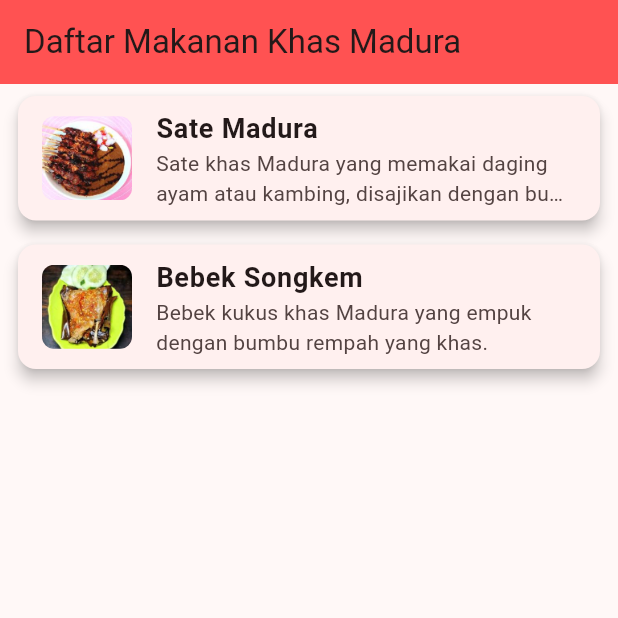
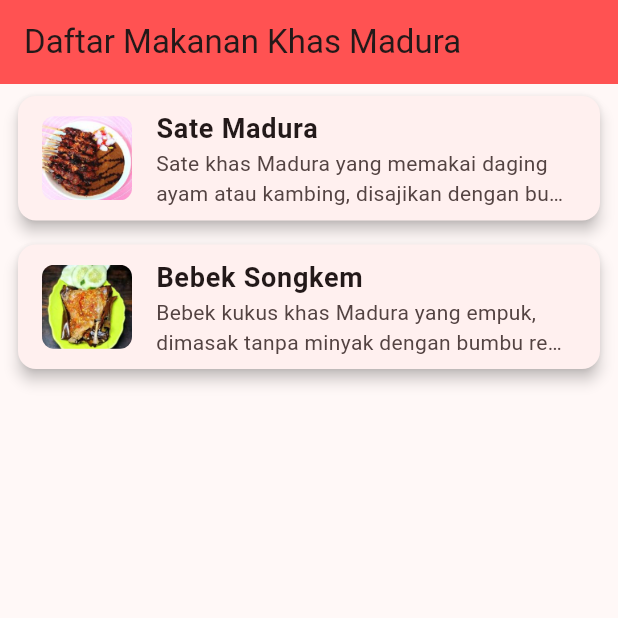
Before and after one commit to Yofaa123/Project-Flutter, a Flutter app: the screen it shows after launch, item 3 of the bottom bar chosen, on a phone screen of 412 x 824 dp, the top half of it. Run offline on Flutter 3.47's test engine with Material 3 defaults, Android fonts, the light colour scheme and no system bars; our stand-ins replace share_plus.

Commit message:
menambahkan data makanan

```diff
--- a/lib/data/makanan_data.dart
+++ b/lib/data/makanan_data.dart
@@ -30,17 +30,39 @@ final List<Makanan> daftarMakanan = [
         'Sajikan panas dengan lontong atau nasi, tambahan irisan bawang merah dan jeruk nipis.',
   ),
 
-  // contoh item lain (isi resep nanti)
   Makanan(
     nama: 'Bebek Songkem',
     deskripsi:
-        'Bebek kukus khas Madura yang empuk dengan bumbu rempah yang khas.',
+        'Bebek kukus khas Madura yang empuk, dimasak tanpa minyak dengan bumbu rempah kuat sehingga menghasilkan rasa gurih dan aromatik.',
     gambar: 'bebek.jpeg',
-    bahan: ['...'],
-    bumbu: ['...'],
-    langkah: ['...'],
-    saranPenyajian: 'Sajikan dengan sambal dan lalapan.',
+    bahan: [
+      '1 ekor bebek ukuran sedang',
+      '2 batang serai (memarkan)',
+      '3 lembar daun salam',
+      '5 lembar daun jeruk',
+      '1 buah jeruk nipis (ambil airnya)',
+      'Garam secukupnya',
+      'Daun pisang untuk membungkus',
+    ],
+    bumbu: [
+      '8 siung bawang merah',
+      '6 siung bawang putih',
+      '1 sdm ketumbar',
+      '1 ruas jahe',
+      '1 ruas kunyit',
+      '1 ruas lengkuas',
+      '1 sdt merica',
+      'Garam secukupnya',
+    ],
+    langkah: [
+      'Bersihkan bebek, lumuri dengan air jeruk nipis dan garam, lalu diamkan 15 menit.',
+      'Haluskan semua bumbu lalu tumis tanpa minyak sebentar agar harum.',
+      'Lumuri bebek dengan bumbu hingga merata, masukkan daun salam, daun jeruk, dan serai.',
+      'Bungkus bebek dengan daun pisang hingga rapat.',
+      'Kukus bebek selama 1,5-2 jam hingga empuk dan bumbu meresap.',
+      'Angkat dan siap disajikan.',
+    ],
+    saranPenyajian:
+        'Sajikan hangat dengan sambal terasi, nasi putih, dan lalapan segar.',
   ),
-
-  // Tambahkan entri lain sesuai daftarmu...
 ];
--- a/lib/models/makanan_model.dart
+++ b/lib/models/makanan_model.dart
@@ -1,7 +1,7 @@
 class Makanan {
   final String nama;
   final String deskripsi;
-  final String gambar; // nama file di assets/images/
+  final String gambar;
   final List<String> bahan;
   final List<String> bumbu;
   final List<String> langkah;
--- a/lib/pages/daftar_makanan_page.dart
+++ b/lib/pages/daftar_makanan_page.dart
@@ -60,7 +60,7 @@ class DaftarMakananPage extends StatelessWidget {
       pageBuilder: (context, animation, secondaryAnimation) =>
           DetailMakananPage(makanan: makanan),
       transitionsBuilder: (context, animation, secondaryAnimation, child) {
-        const begin = Offset(1.0, 0.0); // masuk dari kanan
+        const begin = Offset(1.0, 0.0);
         const end = Offset.zero;
         const curve = Curves.ease;
         final tween = Tween(
--- a/lib/pages/detail_makanan_page.dart
+++ b/lib/pages/detail_makanan_page.dart
@@ -1,6 +1,6 @@
 import 'package:flutter/material.dart';
 import '../models/makanan_model.dart';
-import 'package:share_plus/share_plus.dart'; // butuh dependency
+import 'package:share_plus/share_plus.dart';
 
 class DetailMakananPage extends StatefulWidget {
   final Makanan makanan;
@@ -15,7 +15,6 @@ class _DetailMakananPageState extends State<DetailMakananPage> {
 
   void toggleFavorite() {
     setState(() => isFavorite = !isFavorite);
-    // untuk production: simpan ke local storage (shared_preferences) atau DB
   }
 
   void shareResep() {
@@ -66,7 +65,6 @@ class _DetailMakananPageState extends State<DetailMakananPage> {
               ),
             ),
 
-            // Konten putih
             Container(
               width: double.infinity,
               transform: Matrix4.translationValues(0, -20, 0),
@@ -81,7 +79,6 @@ class _DetailMakananPageState extends State<DetailMakananPage> {
               child: Column(
                 crossAxisAlignment: CrossAxisAlignment.start,
                 children: [
-                  // nama + favorite/share
                   Row(
                     mainAxisAlignment: MainAxisAlignment.spaceBetween,
                     children: [
@@ -123,7 +120,6 @@ class _DetailMakananPageState extends State<DetailMakananPage> {
                   ),
                   const SizedBox(height: 18),
 
-                  // Bahan
                   const Text(
                     'Bahan',
                     style: TextStyle(fontSize: 18, fontWeight: FontWeight.bold),
@@ -143,7 +139,6 @@ class _DetailMakananPageState extends State<DetailMakananPage> {
                   ),
 
                   const SizedBox(height: 12),
-                  // Bumbu
                   const Text(
                     'Bumbu',
                     style: TextStyle(fontSize: 18, fontWeight: FontWeight.bold),
@@ -163,7 +158,6 @@ class _DetailMakananPageState extends State<DetailMakananPage> {
                   ),
 
                   const SizedBox(height: 12),
-                  // Langkah
                   const Text(
                     'Cara Memasak',
                     style: TextStyle(fontSize: 18, fontWeight: FontWeight.bold),
@@ -199,7 +193,7 @@ class _DetailMakananPageState extends State<DetailMakananPage> {
           ],
         ),
       ),
-      backgroundColor: const Color(0xFFFFF8F0), // krem lembut sesuai tema
+      backgroundColor: const Color(0xFFFFF8F0),
     );
   }
 }
```
